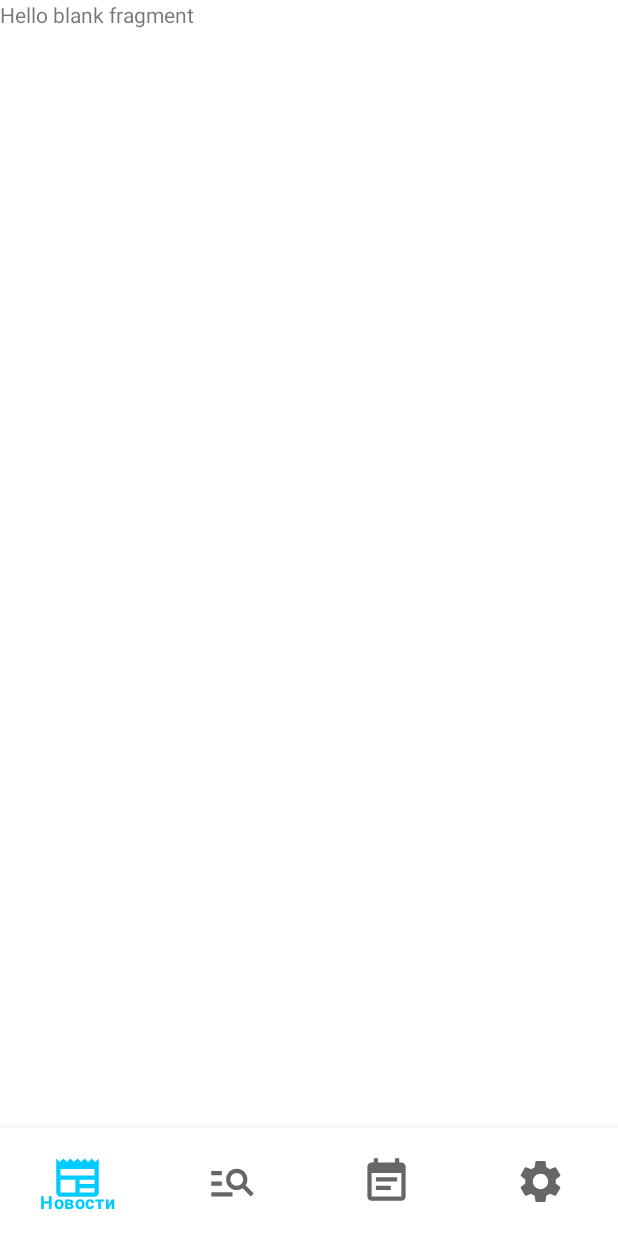
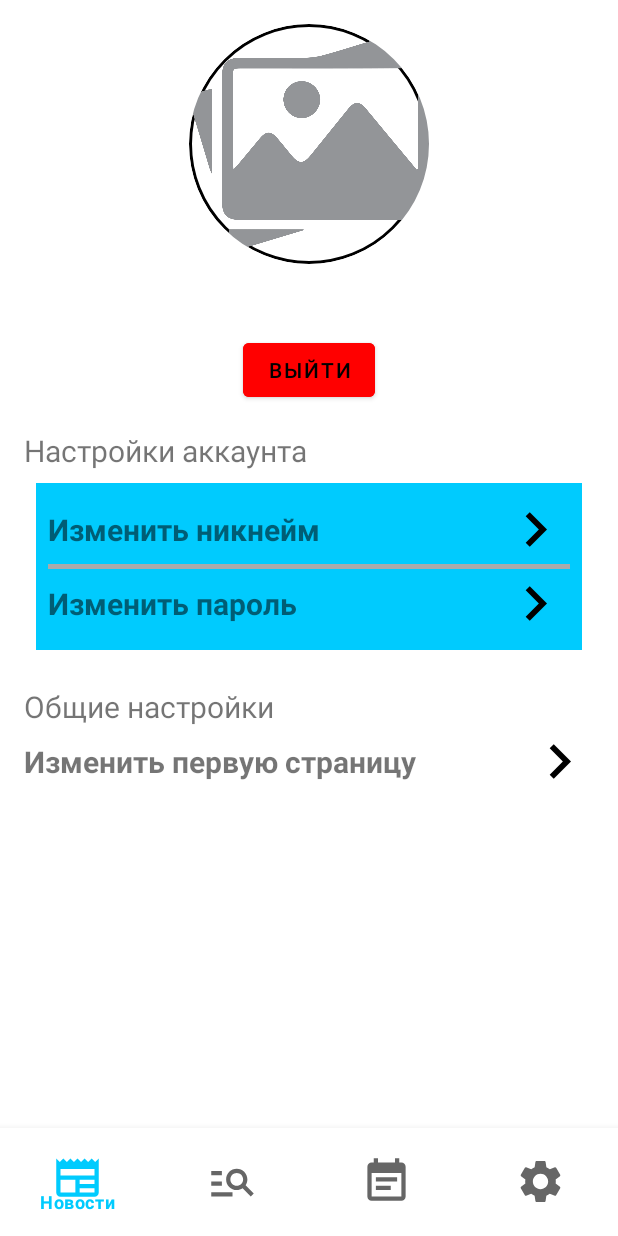
Before and after one commit to igorv8836/Queue, an Android app: the SettingsFragment screen opened through its navigation route, on a phone screen of 412 x 824 dp. Run offline under Robolectric (Android 15) with nearby library versions, the phone set to English and light mode, and no system bars; our stand-ins replace Firebase (no records; nobody signed in at launch, a user with empty details on screens opened directly); 1 statement that could not run was skipped.

Commit message:
settingsFragment, loading nickname and email

```diff
--- a/app/build.gradle.kts
+++ b/app/build.gradle.kts
@@ -48,6 +48,7 @@ dependencies {
     implementation("androidx.legacy:legacy-support-v4:1.0.0")
     implementation("com.google.firebase:firebase-auth-ktx:22.3.1")
     implementation("com.google.firebase:firebase-firestore-ktx:24.10.2")
+    implementation("androidx.preference:preference:1.2.0")
     testImplementation("junit:junit:4.13.2")
     androidTestImplementation("androidx.test.ext:junit:1.1.5")
     androidTestImplementation("androidx.test.espresso:espresso-core:3.5.1")
@@ -74,7 +75,8 @@ dependencies {
     implementation("androidx.lifecycle:lifecycle-viewmodel-ktx:2.7.0")
 
 
-    implementation(platform("com.google.firebase:firebase-bom:32.7.2"))
+    implementation(platform("com.google.firebase:firebase-bom:32.8.0"))
     implementation("com.google.firebase:firebase-analytics")
     implementation("com.google.firebase:firebase-firestore")
+    implementation("com.google.firebase:firebase-storage")
 }
--- a/app/src/main/AndroidManifest.xml
+++ b/app/src/main/AndroidManifest.xml
@@ -3,6 +3,7 @@
     xmlns:tools="http://schemas.android.com/tools">
 
     <application
+        android:name=".App"
         android:allowBackup="true"
         android:dataExtractionRules="@xml/data_extraction_rules"
         android:fullBackupContent="@xml/backup_rules"
--- a/app/src/main/java/com/example/queue/firebase/FirebaseAccount.kt
+++ b/app/src/main/java/com/example/queue/firebase/FirebaseAccount.kt
@@ -65,6 +65,8 @@ object FirebaseAccount {
         }
     }
 
+    fun getEmail() = mAuth.currentUser?.email
+
     fun checkAuth() = mAuth.currentUser != null
     fun signOut() {
         mAuth.signOut()
--- a/app/src/main/java/com/example/queue/fragments/NewsFragment.kt
+++ b/app/src/main/java/com/example/queue/fragments/NewsFragment.kt
@@ -5,6 +5,7 @@ import androidx.fragment.app.Fragment
 import android.view.LayoutInflater
 import android.view.View
 import android.view.ViewGroup
+import android.widget.Toast
 import androidx.lifecycle.ViewModel
 import androidx.lifecycle.ViewModelProvider
 import androidx.lifecycle.viewModelScope
@@ -38,6 +39,10 @@ class NewsFragment : Fragment() {
 
         viewModel.loadNews()
 
+        viewModel.helpingText.observe(viewLifecycleOwner){
+            Toast.makeText(requireContext(), it, Toast.LENGTH_SHORT).show()
+        }
+
         viewModel.newsData.observe(viewLifecycleOwner){
             adapter = NewsAdapter(ArrayList(it))
             binding.newsRecyclerView.layoutManager = LinearLayoutManager(requireContext())
--- a/app/src/main/java/com/example/queue/fragments/SettingsFragment.kt
+++ b/app/src/main/java/com/example/queue/fragments/SettingsFragment.kt
@@ -5,17 +5,51 @@ import androidx.fragment.app.Fragment
 import android.view.LayoutInflater
 import android.view.View
 import android.view.ViewGroup
+import android.widget.Toast
+import androidx.lifecycle.ViewModelProvider
+import androidx.navigation.NavController
+import androidx.navigation.fragment.findNavController
 import com.example.queue.R
+import com.example.queue.databinding.FragmentSettingsBinding
+import com.example.queue.viewmodels.SettingsViewModel
 
 class SettingsFragment : Fragment() {
-    override fun onCreate(savedInstanceState: Bundle?) {
-        super.onCreate(savedInstanceState)
-    }
+    private lateinit var binding: FragmentSettingsBinding
+    private lateinit var viewModel: SettingsViewModel
+    private lateinit var navController: NavController
 
     override fun onCreateView(
         inflater: LayoutInflater, container: ViewGroup?,
         savedInstanceState: Bundle?
     ): View? {
-        return inflater.inflate(R.layout.fragment_settings, container, false)
+        binding = FragmentSettingsBinding.inflate(inflater, container, false)
+        viewModel = ViewModelProvider(this)[SettingsViewModel::class.java]
+        navController = findNavController()
+        return binding.root
+    }
+
+    override fun onViewCreated(view: View, savedInstanceState: Bundle?) {
+        super.onViewCreated(view, savedInstanceState)
+
+        with(viewModel){
+            helpingText.observe(viewLifecycleOwner){
+                Toast.makeText(requireContext(), it, Toast.LENGTH_SHORT).show()
+            }
+
+            email.observe(viewLifecycleOwner){
+                binding.emailTextview.text = it
+            }
+
+            nickname.observe(viewLifecycleOwner){
+                binding.nicknameTextview.text = it
+            }
+
+            showAuth.observe(viewLifecycleOwner){
+                if (it)
+                    navController.navigate(R.id.authFragment)
+            }
+        }
+
+        binding.signOutButton.setOnClickListener { viewModel.signOut() }
     }
 }
--- a/app/src/main/java/com/example/queue/repositories/AccountRepository.kt
+++ b/app/src/main/java/com/example/queue/repositories/AccountRepository.kt
@@ -1,14 +1,18 @@
 package com.example.queue.repositories
 
 import com.example.queue.firebase.FirebaseAccount
+import com.example.queue.firebase.FirestoreDB
 import kotlinx.coroutines.Dispatchers
 import kotlinx.coroutines.withContext
 
 object AccountRepository {
     private val firebase = FirebaseAccount
+    private val firestore = FirestoreDB
 
     suspend fun registerAccount(email: String, password: String, nickname: String) =
         firebase.registerAccount(email, password, nickname)
+
+    suspend fun addNickname(nickname: String) = firestore.setNickname(nickname)
 
     suspend fun signInAccount(email: String, password: String) =
         firebase.signInAccount(email, password)
@@ -17,4 +21,6 @@ object AccountRepository {
     fun checkAuth() = firebase.checkAuth()
     suspend fun changePassword(password: String) = firebase.changePassword(password)
     fun signOut() = firebase.signOut()
+
+    fun getEmail() = firebase.getEmail()
 }
--- a/app/src/main/java/com/example/queue/repositories/FirestoreRepository.kt
+++ b/app/src/main/java/com/example/queue/repositories/FirestoreRepository.kt
@@ -5,4 +5,6 @@ import com.example.queue.firebase.FirestoreDB
 object FirestoreRepository {
     private val firestore = FirestoreDB
     suspend fun getNews() = firestore.getNewsData()
+    suspend fun getNickname() = firestore.getNickname()
+//    suspend fun getUserImage() = firestore.downloadImage()
 }
--- a/app/src/main/java/com/example/queue/viewmodels/NewsViewModel.kt
+++ b/app/src/main/java/com/example/queue/viewmodels/NewsViewModel.kt
@@ -13,7 +13,7 @@ class NewsViewModel: ViewModel() {
     val newsData: LiveData<List<NewsItem>> = _newsData
     private val _helpingText = MutableLiveData<String>()
     val helpingText: LiveData<String> = _helpingText
-    val repository = FirestoreRepository
+    private val repository = FirestoreRepository
     fun loadNews() {
         viewModelScope.launch {
             val res = repository.getNews()
--- a/app/src/main/java/com/example/queue/viewmodels/SettingsViewModel.kt
+++ b/app/src/main/java/com/example/queue/viewmodels/SettingsViewModel.kt
@@ -1,4 +1,58 @@
 package com.example.queue.viewmodels
 
-class SettingsViewModel {
+import androidx.lifecycle.LiveData
+import androidx.lifecycle.MutableLiveData
+import androidx.lifecycle.ViewModel
+import androidx.lifecycle.viewModelScope
+import com.example.queue.repositories.AccountRepository
+import com.example.queue.repositories.FirestoreRepository
+import kotlinx.coroutines.launch
+import java.io.File
+
+class SettingsViewModel: ViewModel() {
+    private val firestoreRep = FirestoreRepository
+    private val accRep = AccountRepository
+    private val _helpingText = MutableLiveData<String>()
+    val helpingText: LiveData<String> = _helpingText
+    private val _email = MutableLiveData<String>()
+    val email: LiveData<String> = _email
+    private val _nickname = MutableLiveData<String>()
+    val nickname: LiveData<String> = _nickname
+    private val _image = MutableLiveData<File>()
+    val image: LiveData<File> = _image
+    private val _showAuth = MutableLiveData<Boolean>()
+    val showAuth: LiveData<Boolean> = _showAuth
+
+    init {
+        getEmail()
+        getNickname()
+        getPhoto()
+    }
+
+    private fun getEmail(){
+        val res = accRep.getEmail()
+        res?.let { _email.value = it }
+    }
+
+    private fun getNickname(){
+        viewModelScope.launch {
+            val res = firestoreRep.getNickname()
+            if (res.isSuccess){
+                _nickname.postValue(res.getOrNull())
+            } else {
+                _helpingText.postValue(res.exceptionOrNull()?.message)
+            }
+        }
+    }
+
+    private fun getPhoto(){
+        viewModelScope.launch {
+
+        }
+    }
+
+    fun signOut(){
+        accRep.signOut()
+        _showAuth.value = true
+    }
 }
--- /dev/null
+++ b/app/src/main/res/drawable/arrow_right.xml
@@ -0,0 +1,5 @@
+<vector android:autoMirrored="true" android:height="46dp"
+    android:tint="#000000" android:viewportHeight="24"
+    android:viewportWidth="24" android:width="46dp" xmlns:android="http://schemas.android.com/apk/res/android">
+    <path android:fillColor="@android:color/white" android:pathData="M8.59,16.59L13.17,12 8.59,7.41 10,6l6,6 -6,6 -1.41,-1.41z"/>
+</vector>
--- /dev/null
+++ b/app/src/main/res/drawable/circular_background.xml
@@ -0,0 +1,8 @@
+<?xml version="1.0" encoding="utf-8"?>
+<shape xmlns:android="http://schemas.android.com/apk/res/android"
+    android:shape="oval">
+    <solid android:color="@android:color/transparent"/>
+    <stroke
+        android:width="2dp"
+        android:color="@color/black"/>
+</shape>
--- /dev/null
+++ b/app/src/main/res/drawable/not_image.xml
@@ -0,0 +1,5 @@
+<vector android:height="44dp" android:tint="#000000"
+    android:viewportHeight="24" android:viewportWidth="24"
+    android:width="44dp" xmlns:android="http://schemas.android.com/apk/res/android">
+    <path android:fillColor="@android:color/white" android:pathData="M21.9,21.9l-8.49,-8.49l0,0L3.59,3.59l0,0L2.1,2.1L0.69,3.51L3,5.83V19c0,1.1 0.9,2 2,2h13.17l2.31,2.31L21.9,21.9zM5,18l3.5,-4.5l2.5,3.01L12.17,15l3,3H5zM21,18.17L5.83,3H19c1.1,0 2,0.9 2,2V18.17z"/>
+</vector>
--- a/app/src/main/res/layout/fragment_settings.xml
+++ b/app/src/main/res/layout/fragment_settings.xml
@@ -1,14 +1,115 @@
 <?xml version="1.0" encoding="utf-8"?>
-<FrameLayout xmlns:android="http://schemas.android.com/apk/res/android"
+<LinearLayout xmlns:android="http://schemas.android.com/apk/res/android"
     xmlns:tools="http://schemas.android.com/tools"
+    xmlns:app="http://schemas.android.com/apk/res-auto"
     android:layout_width="match_parent"
     android:layout_height="match_parent"
+    android:orientation="vertical"
+    android:layout_margin="@dimen/margin_medium"
     tools:context=".fragments.SettingsFragment">
 
-    <!-- TODO: Update blank fragment layout -->
+    <com.google.android.material.imageview.ShapeableImageView
+        android:id="@+id/account_image"
+        android:layout_width="160dp"
+        android:layout_height="160dp"
+        android:src="@drawable/no_photo"
+        android:layout_gravity="center"
+        app:shapeAppearanceOverlay="@style/ImageView.Round"
+        android:background="@drawable/circular_background" />
+
     <TextView
+        android:id="@+id/nickname_textview"
+        app:layout_constraintTop_toTopOf="parent"
+        tools:text="Тестовое имя"
+        android:gravity="center"
+        android:textSize="@dimen/text_size_large"
         android:layout_width="match_parent"
-        android:layout_height="match_parent"
-        android:text="@string/hello_blank_fragment" />
+        android:layout_height="wrap_content"/>
 
-</FrameLayout>
+    <TextView
+        android:id="@+id/email_textview"
+        tools:text="Почта"
+        android:gravity="center"
+        android:layout_width="match_parent"
+        android:layout_height="wrap_content"/>
+
+    <com.google.android.material.button.MaterialButton
+        android:id="@+id/sign_out_button"
+        android:layout_gravity="center"
+        android:text="Выйти"
+        android:backgroundTint="@color/red"
+        android:layout_width="wrap_content"
+        android:layout_height="wrap_content"/>
+
+    <TextView
+        android:id="@+id/text_acc_settings"
+        android:layout_width="wrap_content"
+        android:layout_height="wrap_content"
+        android:layout_marginTop="@dimen/margin_medium"
+        android:text="Настройки аккаунта"
+        android:textSize="@dimen/text_size_large" />
+
+    <LinearLayout
+        android:padding="@dimen/margin_small"
+        android:background="?attr/colorPrimary"
+        android:layout_margin="@dimen/margin_small"
+        android:orientation="vertical"
+        android:layout_width="match_parent"
+        android:layout_height="wrap_content">
+
+    <TextView
+        android:id="@+id/change_nickname_button"
+        android:text="Изменить никнейм"
+        android:textSize="@dimen/text_size_large"
+        android:clickable="true"
+        android:focusable="true"
+        android:textStyle="bold"
+        android:gravity="center_vertical"
+        android:background="?android:selectableItemBackground"
+        app:drawableEndCompat="@drawable/arrow_right"
+        android:layout_width="match_parent"
+        android:layout_height="wrap_content"/>
+
+
+    <View
+        android:layout_gravity="center"
+        android:background="@android:color/darker_gray"
+        android:layout_width="match_parent"
+        android:layout_height="3dp"/>
+
+    <TextView
+        android:id="@+id/change_password_button"
+        android:text="Изменить пароль"
+        android:textSize="@dimen/text_size_large"
+        android:clickable="true"
+        android:focusable="true"
+        android:textStyle="bold"
+        android:gravity="center_vertical"
+        android:background="?android:selectableItemBackground"
+        app:drawableEndCompat="@drawable/arrow_right"
+        android:layout_width="match_parent"
+        android:layout_height="wrap_content"/>
+    </LinearLayout>
+
+    <TextView
+        android:id="@+id/common_settings_text"
+        android:layout_width="wrap_content"
+        android:layout_height="wrap_content"
+        android:layout_marginTop="@dimen/margin_medium"
+        android:text="Общие настройки"
+        android:textSize="@dimen/text_size_large" />
+
+    <TextView
+        android:id="@+id/change_first_page_button"
+        android:text="Изменить первую страницу"
+        android:textSize="@dimen/text_size_large"
+        android:clickable="true"
+        android:focusable="true"
+        android:textStyle="bold"
+        android:gravity="center_vertical"
+        android:background="?android:selectableItemBackground"
+        app:drawableEndCompat="@drawable/arrow_right"
+        android:layout_width="match_parent"
+        android:layout_height="wrap_content"/>
+
+</LinearLayout>
--- a/app/src/main/res/values/colors.xml
+++ b/app/src/main/res/values/colors.xml
@@ -17,4 +17,7 @@
     <color name="red_600">#fe3300</color>
     <color name="red_800">#e22000</color>
 
+    <color name="transparent">#00ffffff</color>
+
+
 </resources>
--- a/app/src/main/res/values/themes.xml
+++ b/app/src/main/res/values/themes.xml
@@ -28,4 +28,8 @@
 
         <!-- <item name="android:colorBackground">@color/black</item> -->
     </style>
+
+    <style name="ImageView.Round" parent="">
+        <item name="cornerSize">50%</item>
+    </style>
 </resources>
```
Also changed, not shown: app/src/main/java/com/example/queue/App.kt (added, +15 -0 lines), app/src/main/java/com/example/queue/adapters/NewsAdapter.kt (+10 -2 lines), app/src/main/java/com/example/queue/firebase/FirestoreDB.kt (+69 -0 lines), app/src/main/java/com/example/queue/viewmodels/RegisterViewModel.kt (+5 -3 lines), app/src/main/res/drawable/no_photo.png (added).
